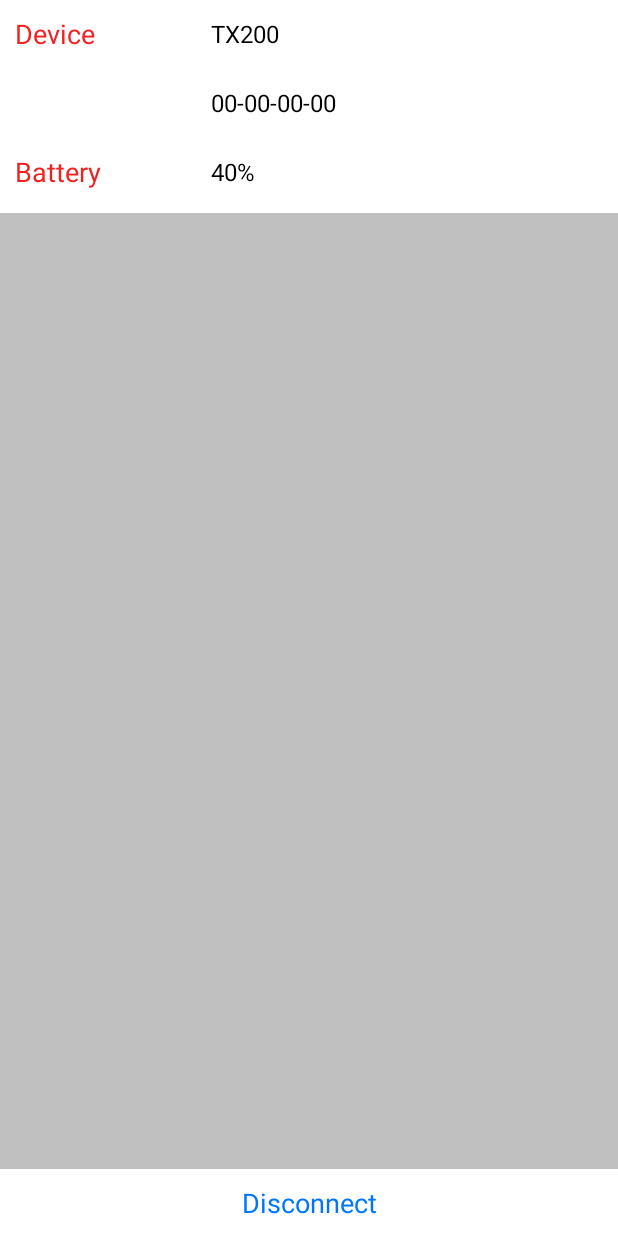
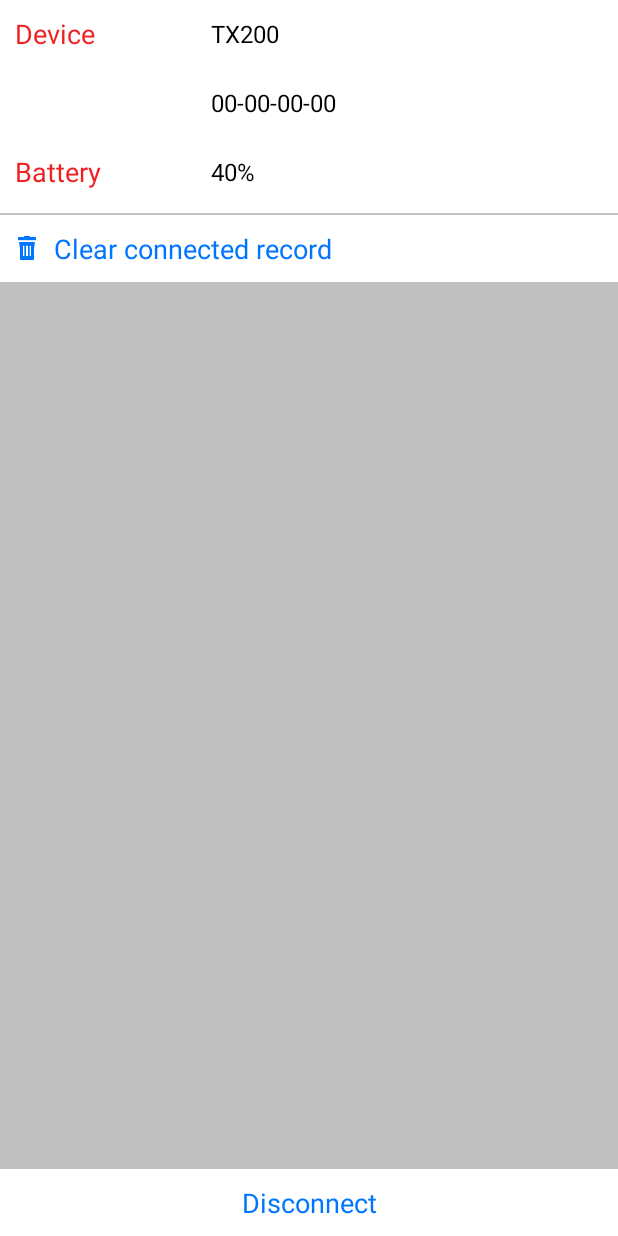
Before and after one commit to BessaProjects/TSC_Utility, an Android app: the layout fragment_connect.xml on its own in the app's theme, with its tools: preview values and no code run, on a phone screen of 412 x 824 dp. Run offline under Robolectric (Android 15) with nearby library versions, the phone set to English and light mode, and no system bars.

Commit message:
add send command and clear connect record

```diff
--- a/app/src/main/java/com/tsc/printutility/View/fragment/CommandFragment.java
+++ b/app/src/main/java/com/tsc/printutility/View/fragment/CommandFragment.java
@@ -6,7 +6,9 @@ import android.view.View;
 import android.view.ViewGroup;
 import android.widget.EditText;
 import android.widget.TextView;
+import android.widget.Toast;
 
+import com.tsc.printutility.Controller.PrinterController;
 import com.tsc.printutility.R;
 
 import butterknife.BindView;
@@ -32,6 +34,9 @@ public class CommandFragment extends BaseFragment{
         switch (view.getId()){
             case R.id.command_send:
                 mSendData.append(mInput.getText() + "\n");
+                if(!PrinterController.getInstance(mContext).sendCommand(mInput.getText() + "").equals("1")){
+                    Toast.makeText(mContext, "Send command failed, please check device connection", Toast.LENGTH_LONG).show();
+                }
                 break;
         }
     }
--- a/app/src/main/res/layout/fragment_connect.xml
+++ b/app/src/main/res/layout/fragment_connect.xml
@@ -49,6 +49,22 @@
             <TextView
                 style="@style/style_info_title"
                 android:text="Bluetooth"
+                android:textColor="@color/color_blue_btn_txt" />
+        </LinearLayout>
+
+        <LinearLayout
+            android:id="@+id/connect_clear"
+            style="@style/style_info_parent"
+            android:layout_marginTop="1dp"
+            android:background="@android:color/white">
+
+            <ImageView style="@style/style_info_icon"
+                android:src="@drawable/icon_delete"
+                android:tint="@color/color_blue_btn_txt" />
+
+            <TextView
+                style="@style/style_info_title"
+                android:text="Clear connected record"
                 android:textColor="@color/color_blue_btn_txt" />
         </LinearLayout>
     </LinearLayout>
```
Also changed, not shown: app/src/main/java/com/tsc/printutility/Controller/PrinterController.java (+16 -0 lines), app/src/main/java/com/tsc/printutility/View/MainActivity.java (+15 -14 lines), app/src/main/java/com/tsc/printutility/View/fragment/ConnectFragment.java (+9 -1 lines), app/src/main/res/drawable/icon_command.png (added), app/src/main/res/drawable/icon_connect.png (added), app/src/main/res/drawable/icon_delete.png (added).
